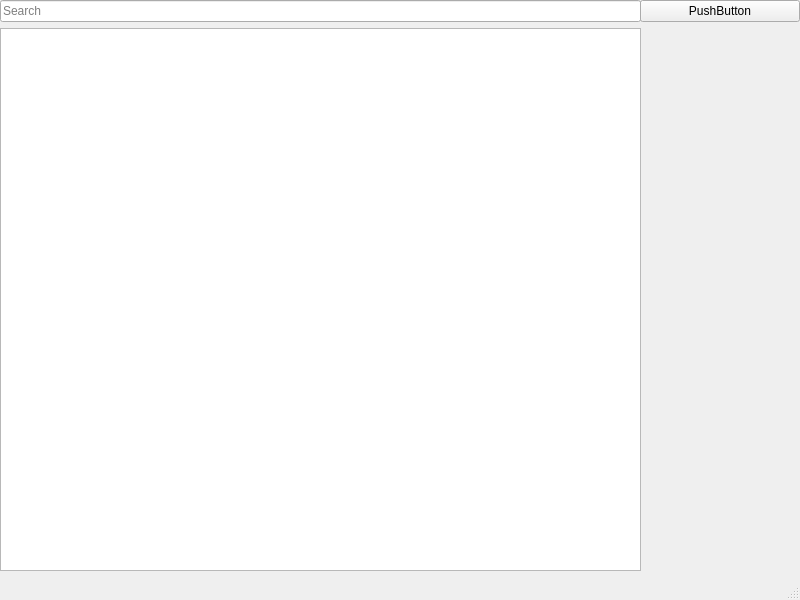
Above: tp_final_client/mainwindow.ui from Adam31-jpg/desktop before the change. Below: the same form after it.
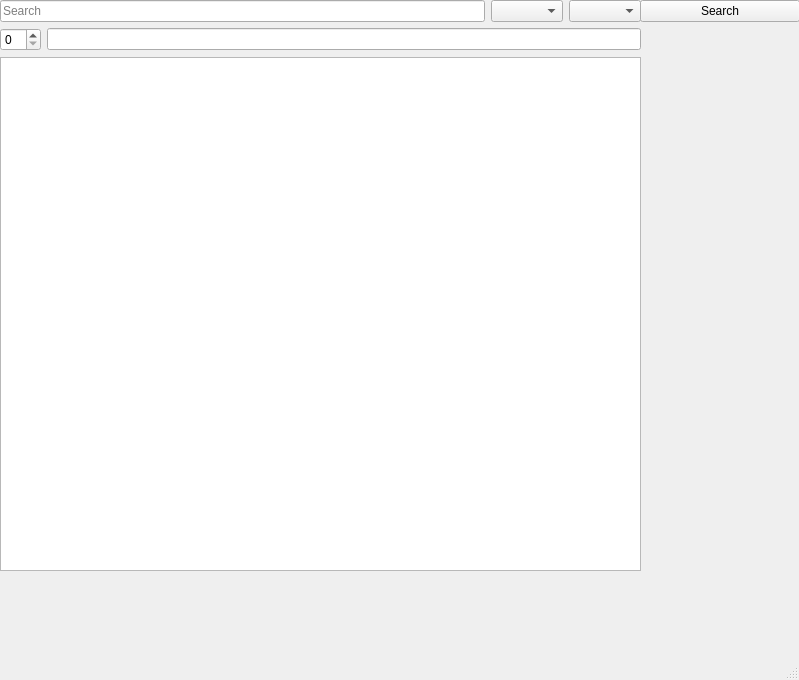
That is the form after the change.

The edit to the form file:
```diff
--- a/tp_final_client/mainwindow.ui
+++ b/tp_final_client/mainwindow.ui
@@ -6,8 +6,8 @@
    <rect>
     <x>0</x>
     <y>0</y>
-    <width>800</width>
-    <height>600</height>
+    <width>799</width>
+    <height>680</height>
    </rect>
   </property>
   <property name="windowTitle">
@@ -33,7 +33,7 @@
         <bool>false</bool>
        </property>
        <property name="text">
-        <string>PushButton</string>
+        <string>Search</string>
        </property>
       </widget>
      </item>
@@ -63,6 +63,11 @@
     </property>
     <layout class="QVBoxLayout" name="verticalLayout_2">
      <item>
+      <layout class="QHBoxLayout" name="horizontalLayout">
+       <property name="topMargin">
+        <number>0</number>
+       </property>
+       <item>
       <widget class="QLineEdit" name="searchTxt">
        <property name="text">
         <string/>
@@ -73,6 +78,27 @@
       </widget>
      </item>
      <item>
+        <widget class="QComboBox" name="comboBox"/>
+       </item>
+       <item>
+        <widget class="QComboBox" name="comboBox_2"/>
+       </item>
+      </layout>
+     </item>
+     <item>
+      <layout class="QHBoxLayout" name="horizontalLayout_2">
+       <property name="topMargin">
+        <number>0</number>
+       </property>
+       <item>
+        <widget class="QSpinBox" name="spinBox"/>
+       </item>
+       <item>
+        <widget class="QLineEdit" name="lineEdit_3"/>
+       </item>
+      </layout>
+     </item>
+     <item>
       <widget class="QListView" name="listView"/>
      </item>
     </layout>
```
Left out of the diff: 2 changed lines with no effect on the pictures. Lines whose indentation alone changed are shown as unchanged.
